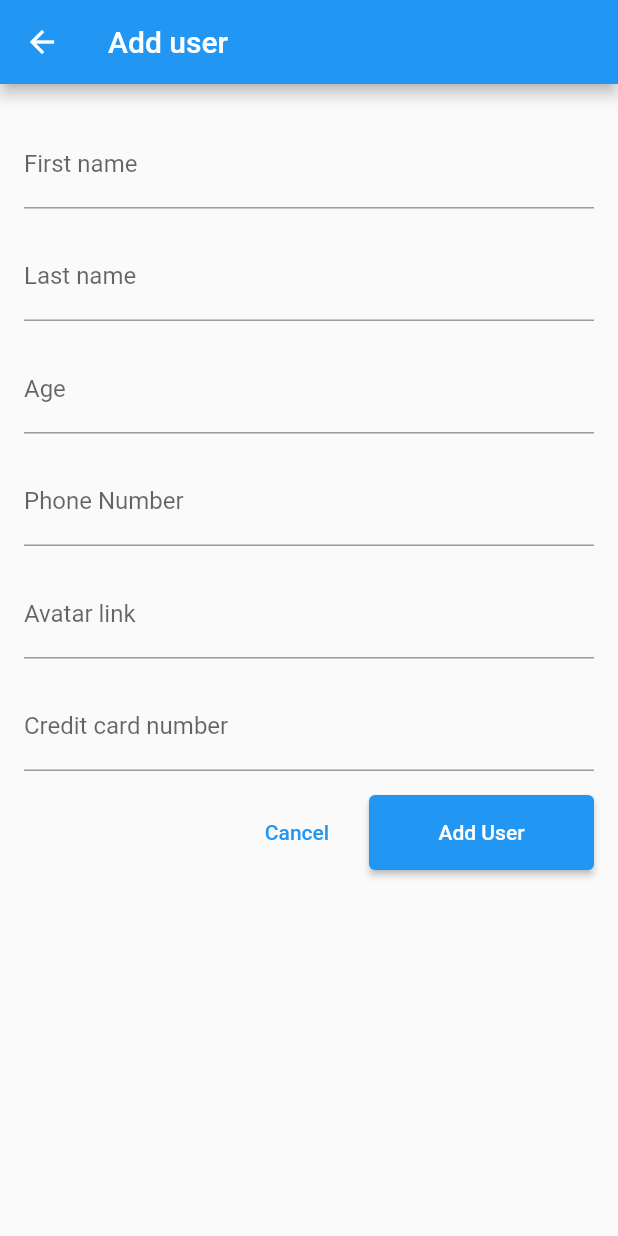
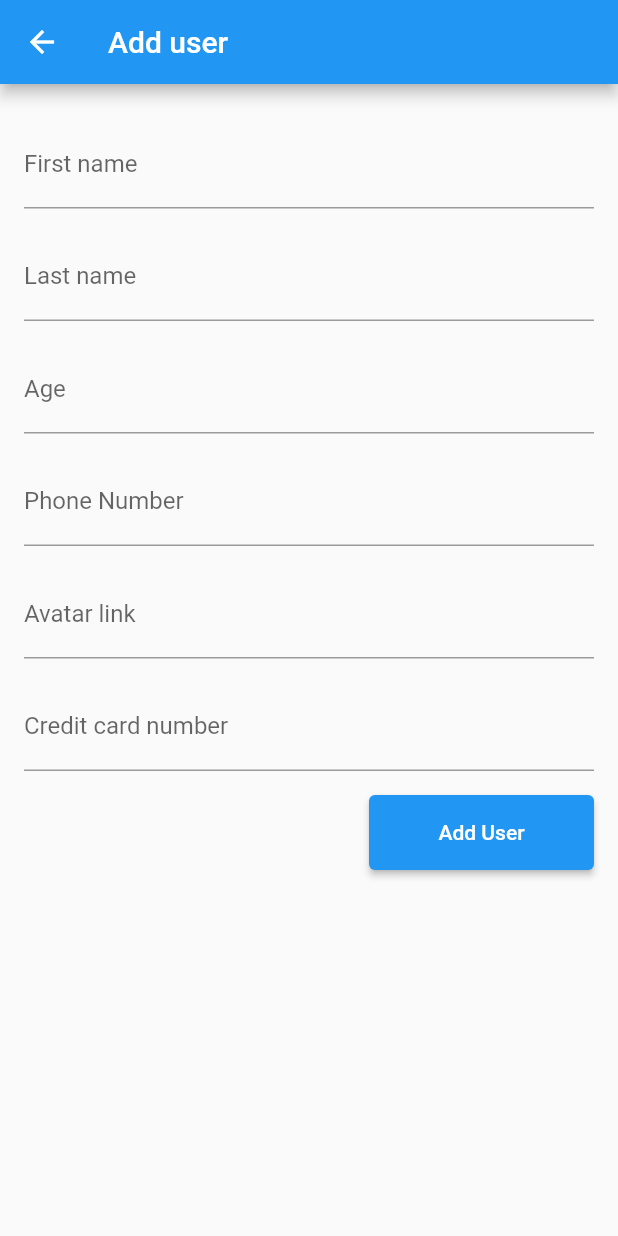
Before and after one commit to mishapark/persistent_data, a Flutter app: the AddUserPage screen opened directly, on a phone screen of 412 x 824 dp. Run offline on Flutter 3.47's test engine with Material 2 defaults, Android fonts, the phone set to English and light mode, and no system bars; our stand-ins replace drift, flutter_secure_storage, hive, hive_flutter; accounts and stored records are empty; generated files the repository leaves out were written again.

Commit message:
finished users

```diff
--- a/users/lib/ui/screens/add_user_page.dart
+++ b/users/lib/ui/screens/add_user_page.dart
@@ -113,15 +113,7 @@ class _AddUserPageState extends State<AddUserPage> {
               padding: const EdgeInsets.symmetric(vertical: 8.0),
               child: Align(
                 alignment: Alignment.bottomRight,
-                child: Row(
-                  mainAxisSize: MainAxisSize.min,
-                  children: [
-                    TextButton(
-                      onPressed: () => Navigator.pop(context),
-                      child: const Text("Cancel"),
-                    ),
-                    const SizedBox(width: 16),
-                    SizedBox(
+                child: SizedBox(
                   height: 50,
                   width: 150,
                   child: ElevatedButton(
@@ -131,8 +123,6 @@ class _AddUserPageState extends State<AddUserPage> {
                     },
                     child: const Text("Add User"),
                   ),
-                    ),
-                  ],
                 ),
               ),
             ),
```
Lines whose indentation alone changed are shown as unchanged.
